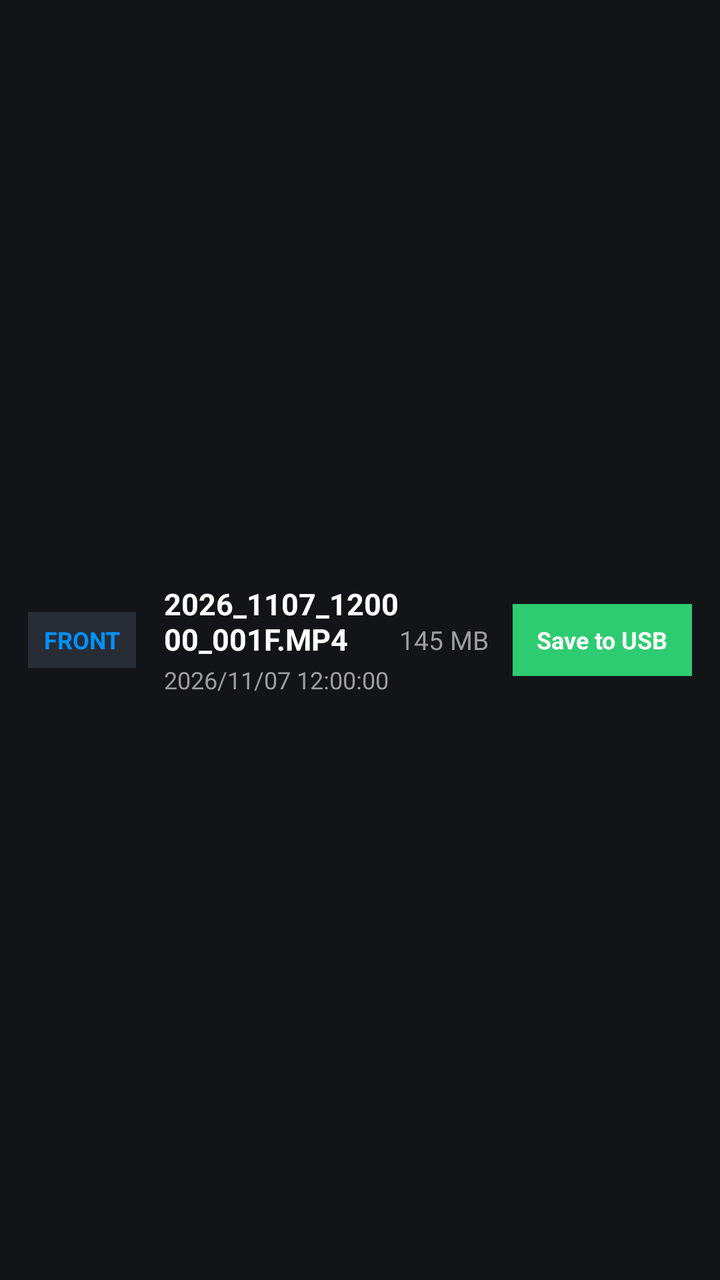
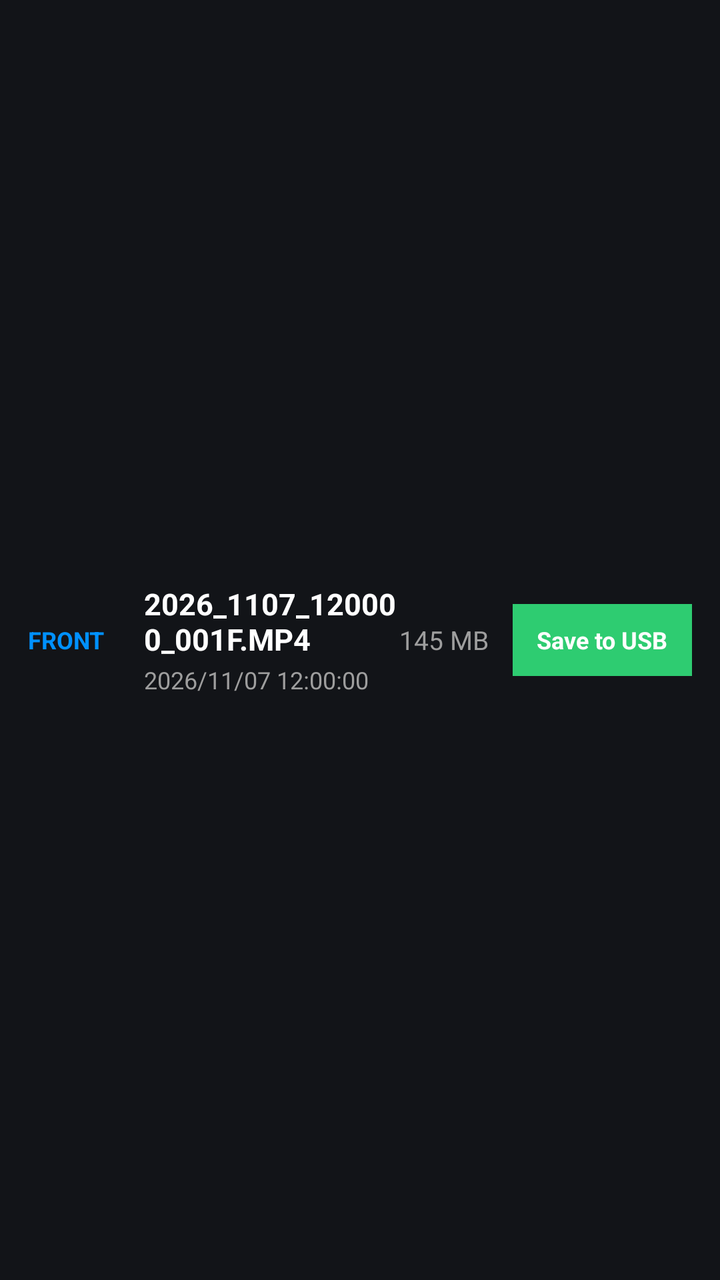

Compare the two renders of this Android layout. The source of the first and the diff that turns it into the second are given below.
<!-- AndroidManifest.xml: application theme FitcamxTheme -->
<!-- res/layout/item_clip.xml -->
<?xml version="1.0" encoding="utf-8"?>
<LinearLayout xmlns:android="http://schemas.android.com/apk/res/android"
    android:layout_width="match_parent"
    android:layout_height="64dp"
    android:orientation="horizontal"
    android:gravity="center_vertical"
    android:paddingLeft="14dp"
    android:paddingRight="14dp"
    android:background="?android:attr/selectableItemBackground">

    
    <TextView
        android:id="@+id/tv_cam_badge"
        android:layout_width="54dp"
        android:layout_height="28dp"
        android:gravity="center"
        android:background="@color/bg_button"
        android:text="FRONT"
        android:textColor="@color/accent_blue"
        android:textSize="12sp"
        android:textStyle="bold"
        android:layout_marginRight="14dp" />

    
    <LinearLayout
        android:layout_width="0dp"
        android:layout_height="wrap_content"
        android:layout_weight="1"
        android:orientation="vertical">

        <TextView
            android:id="@+id/tv_clip_filename"
            android:layout_width="wrap_content"
            android:layout_height="wrap_content"
            android:text="2026_1107_120000_001F.MP4"
            android:textColor="@color/text_primary"
            android:textSize="15sp"
            android:textStyle="bold" />

        <TextView
            android:id="@+id/tv_clip_time"
            android:layout_width="wrap_content"
            android:layout_height="wrap_content"
            android:text="2026/11/07 12:00:00"
            android:textColor="@color/text_secondary"
            android:textSize="12sp"
            android:layout_marginTop="2dp" />
    </LinearLayout>

    
    <TextView
        android:id="@+id/tv_lock_badge"
        android:layout_width="wrap_content"
        android:layout_height="wrap_content"
        android:text="LOCKED"
        android:textColor="@color/accent_gold"
        android:textSize="12sp"
        android:textStyle="bold"
        android:layout_marginRight="14dp"
        android:visibility="gone" />

    
    <TextView
        android:id="@+id/tv_clip_size"
        android:layout_width="wrap_content"
        android:layout_height="wrap_content"
        android:text="145 MB"
        android:textColor="@color/text_secondary"
        android:textSize="13sp" />

    
    <Button
        android:id="@+id/btn_item_download"
        android:layout_width="wrap_content"
        android:layout_height="36dp"
        android:layout_marginLeft="12dp"
        android:paddingLeft="12dp"
        android:paddingRight="12dp"
        android:background="@color/accent_green"
        android:text="Save to USB"
        android:textColor="#ffffff"
        android:textSize="12sp"
        android:textStyle="bold"
        android:focusable="false"
        android:focusableInTouchMode="false" />
</LinearLayout>
<!-- resources referenced by this layout -->
<resources>
  <color name="accent_blue">#0091ff</color>
  <color name="accent_gold">#f39c12</color>
  <color name="accent_green">#2ecc71</color>
  <color name="bg_button">#282c35</color>
  <color name="text_primary">#ffffff</color>
  <color name="text_secondary">#9e9e9e</color>
  <style name="FitcamxTheme" parent="@android:style/Theme.Holo.NoActionBar">
          <item name="android:windowBackground">@color/bg_dark</item>
          <item name="android:textColor">@color/text_primary</item>
      </style>
  <color name="bg_dark">#121418</color>
</resources>

<!-- the commit's change to res/layout/item_clip.xml (unified diff, before → after) -->
@@ -11,15 +11,15 @@
     
     <TextView
         android:id="@+id/tv_cam_badge"
-        android:layout_width="54dp"
-        android:layout_height="28dp"
-        android:gravity="center"
-        android:background="@color/bg_button"
+        android:layout_width="48dp"
+        android:layout_height="wrap_content"
+        android:gravity="left|center_vertical"
+        android:background="@android:color/transparent"
         android:text="FRONT"
         android:textColor="@color/accent_blue"
         android:textSize="12sp"
         android:textStyle="bold"
-        android:layout_marginRight="14dp" />
+        android:layout_marginRight="10dp" />
 
     
     <LinearLayout
@@ -52,11 +52,12 @@
         android:id="@+id/tv_lock_badge"
         android:layout_width="wrap_content"
         android:layout_height="wrap_content"
+        android:background="@android:color/transparent"
         android:text="LOCKED"
-        android:textColor="@color/accent_gold"
-        android:textSize="12sp"
+        android:textColor="@color/accent_red"
+        android:textSize="11sp"
         android:textStyle="bold"
-        android:layout_marginRight="14dp"
+        android:layout_marginRight="12dp"
         android:visibility="gone" />
 
     
<!-- resource entries referenced after the edit -->
@@ -1,9 +1,8 @@
 <!-- resources referenced by this layout -->
 <resources>
   <color name="accent_blue">#0091ff</color>
-  <color name="accent_gold">#f39c12</color>
   <color name="accent_green">#2ecc71</color>
-  <color name="bg_button">#282c35</color>
+  <color name="accent_red">#e53935</color>
   <color name="text_primary">#ffffff</color>
   <color name="text_secondary">#9e9e9e</color>
   <style name="FitcamxTheme" parent="@android:style/Theme.Holo.NoActionBar">
